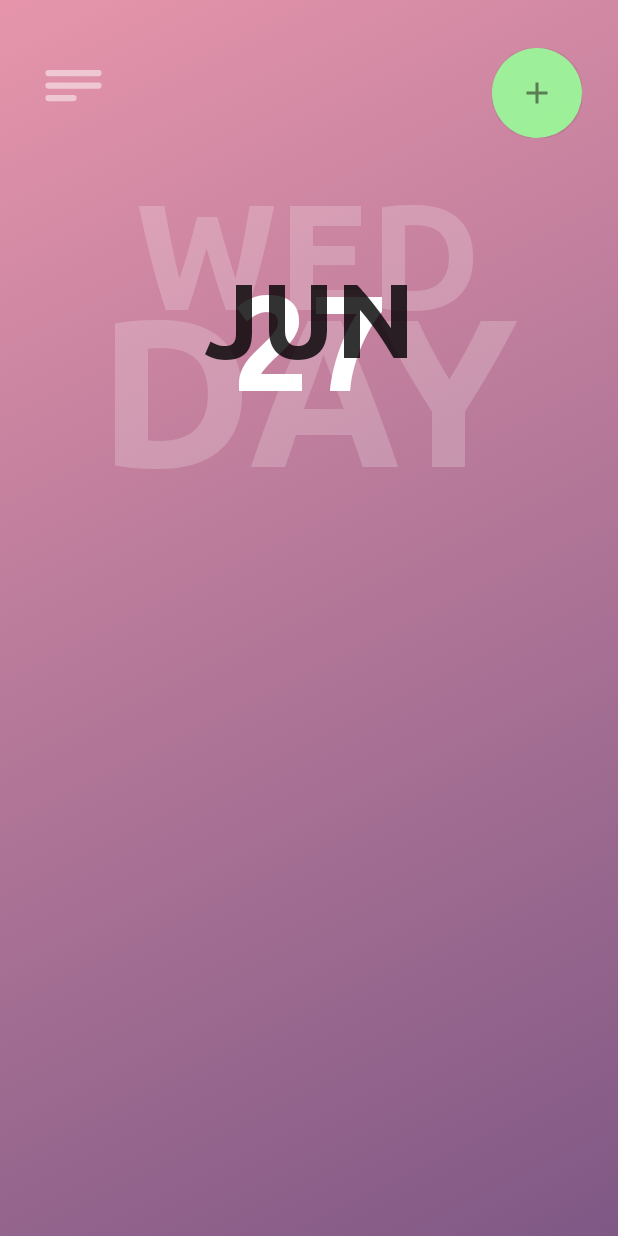
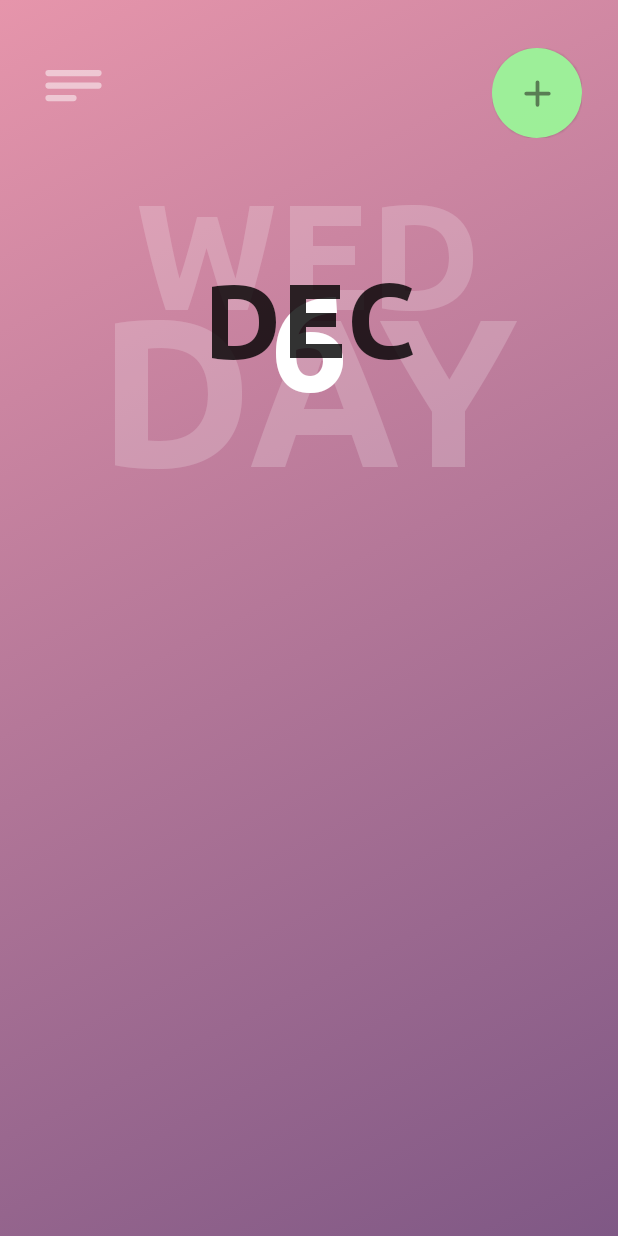
Before and after one commit to BRBXGIT/TodoList, an Android app built with Jetpack Compose: the screen it shows after launch (MainActivity), on a phone screen of 412 x 824 dp. Run offline under Robolectric (Android 15) with nearby library versions, the phone set to English and light mode, and no system bars.

Commit message:
main screen without todos ready

```diff
--- a/app/src/main/java/com/example/todolist/ui/main_screen/main_screen.kt
+++ b/app/src/main/java/com/example/todolist/ui/main_screen/main_screen.kt
@@ -15,9 +15,11 @@ import androidx.compose.foundation.layout.fillMaxWidth
 import androidx.compose.foundation.layout.padding
 import androidx.compose.foundation.layout.size
 import androidx.compose.foundation.layout.wrapContentSize
+import androidx.compose.foundation.shape.CircleShape
 import androidx.compose.material.icons.Icons
 import androidx.compose.material.icons.filled.Add
 import androidx.compose.material3.ButtonDefaults
+import androidx.compose.material3.ButtonElevation
 import androidx.compose.material3.ElevatedButton
 import androidx.compose.material3.Icon
 import androidx.compose.material3.Text
@@ -45,8 +47,6 @@ fun MainScreen() {
         Font(R.font.ubuntu_light, FontWeight.Light),
         Font(R.font.ubuntu_medium, FontWeight.Medium),
     )
-
-
 
     //Main box with gradient
     Box(
@@ -95,12 +95,14 @@ fun MainScreen() {
                         )
                     ) {
                         Icon(
-                            imageVector = Icons.Default.Add,
-                            contentDescription = "Add todo icon"
+                            painter = painterResource(id = R.drawable.add_todo_icon),
+                            contentDescription = "Add todo icon",
+                            Modifier.size(30.dp)
                         )
                     }
                 }
             }
+
             var dayOfTheWeek = LocalDate.now().dayOfWeek.toString()
 
             if(dayOfTheWeek == "WEDNESDAY") {
@@ -146,6 +148,25 @@ fun MainScreen() {
                         )
                     }
                     //Date box
+
+                    val dayOfMonth = LocalDate.now().dayOfMonth.toString()
+                    var month = LocalDate.now().month.toString()
+
+                    when(month) {
+                        "JANUARY" -> month = "JAN"
+                        "FEBRUARY" -> month = "FEB"
+                        "MARCH" -> month = "MAR"
+                        "APRIL" -> month = "APR"
+                        "MAY" -> month = "MAY"
+                        "JUNE" -> month = "JUNE"
+                        "JULY" -> month = "JULY"
+                        "AUGUST" -> month = "AUG"
+                        "SEPTEMBER" -> month = "SEPT"
+                        "OCTOBER" -> month = "OCT"
+                        "NOVEMBER" -> month = "NOV"
+                        "DECEMBER" -> month = "DEC"
+                    }
+
                     Box(
                         modifier = Modifier
                             .fillMaxSize(0.7f),
@@ -156,14 +177,14 @@ fun MainScreen() {
                             horizontalAlignment = Alignment.CenterHorizontally
                         ) {
                             Text(
-                                text = "27\n",
+                                text = "$dayOfMonth\n",
                                 color = Color.White,
                                 fontFamily = fontFamily,
                                 fontWeight = FontWeight.Bold,
                                 fontSize = 90.sp,
                             )
                             Text(
-                                text = "JUN",
+                                text = month,
                                 color = Color.Black,
                                 fontFamily = fontFamily,
                                 fontWeight = FontWeight.Bold,
@@ -175,6 +196,15 @@ fun MainScreen() {
                     }
                 }
             }
+            //Box with todos
+            Box(
+                modifier = Modifier
+                    .fillMaxSize()
+                    .padding(start = 24.dp, end = 24.dp),
+                contentAlignment = Alignment.Center
+            ) {
+
+            }
         }
     }
 }
--- /dev/null
+++ b/app/src/main/res/drawable/add_todo_icon.xml
@@ -0,0 +1,7 @@
+<vector android:height="24dp" android:viewportHeight="24"
+    android:viewportWidth="24" android:width="24dp" xmlns:android="http://schemas.android.com/apk/res/android">
+    <path android:fillColor="#00000000"
+        android:pathData="M6,12H12M12,12H18M12,12V18M12,12V6"
+        android:strokeColor="#000000" android:strokeLineCap="round"
+        android:strokeLineJoin="round" android:strokeWidth="2"/>
+</vector>
```
